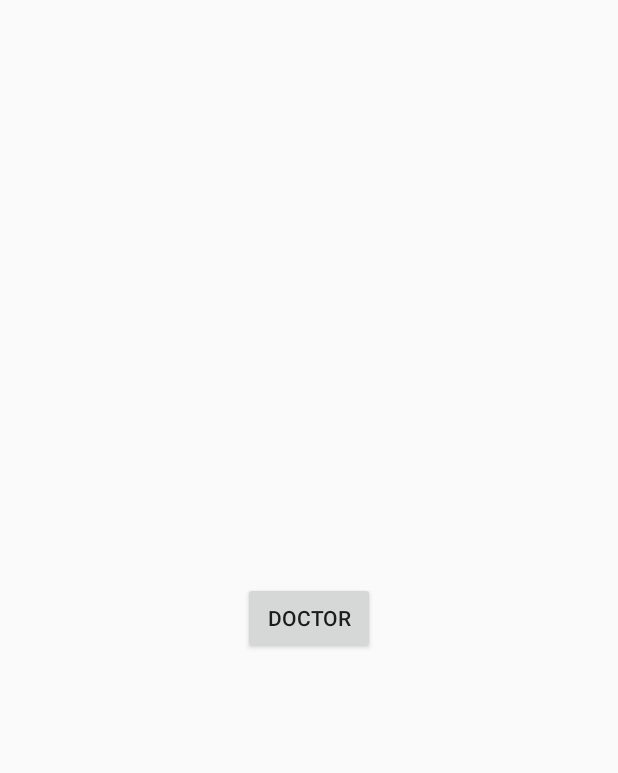
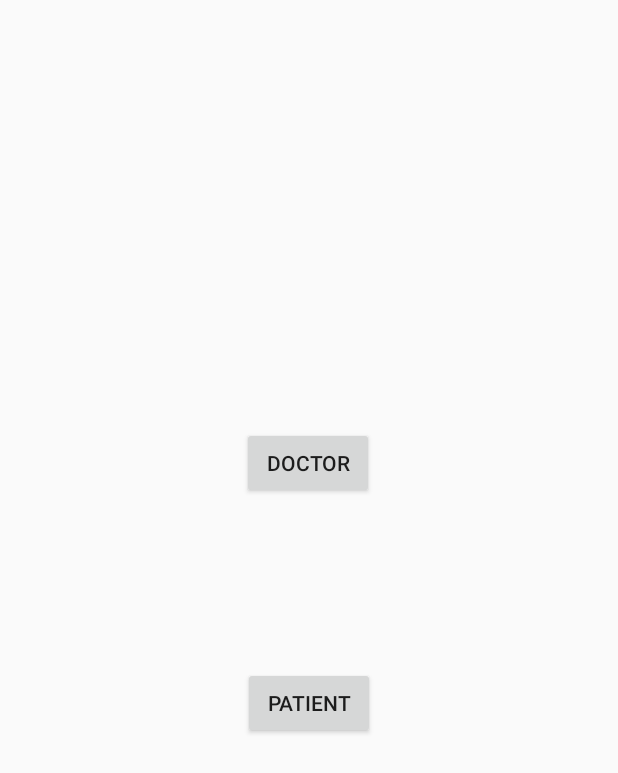
Before and after one commit to ob-taka/MAD-Assigment, an Android app: the screen it shows after launch (MainActivity), on a phone screen of 412 x 824 dp. Shown: the top 773 px of the screen. Run offline under Robolectric (Android 15) with nearby library versions, the phone set to English and light mode, and no system bars.

Commit message:
Doctor Home and Patient Home button

```diff
--- a/app/src/main/java/com/example/mad_assigment/MainActivity.java
+++ b/app/src/main/java/com/example/mad_assigment/MainActivity.java
@@ -18,8 +18,17 @@ public class MainActivity extends AppCompatActivity {
         //this.getWindow().setFlags(WindowManager.LayoutParams.FLAG_FULLSCREEN, WindowManager.LayoutParams.FLAG_FULLSCREEN);
         setContentView(R.layout.activity_main);
         Button button = findViewById(R.id.button);
+        Button button2 = findViewById(R.id.button2);
 
 
+
+        button2.setOnClickListener(new View.OnClickListener() {
+            @Override
+            public void onClick(View v) {
+                Intent intent = new Intent(getApplicationContext(), User_home.class);
+                startActivity(intent);
+            }
+        });
         button.setOnClickListener(new View.OnClickListener() {
             @Override
             public void onClick(View v) {
--- a/app/src/main/res/layout/activity_main.xml
+++ b/app/src/main/res/layout/activity_main.xml
@@ -13,6 +13,19 @@
         android:text="Doctor"
         app:layout_constraintBottom_toBottomOf="parent"
         app:layout_constraintEnd_toEndOf="parent"
+        app:layout_constraintHorizontal_bias="0.498"
         app:layout_constraintStart_toStartOf="parent"
-        app:layout_constraintTop_toTopOf="parent" />
+        app:layout_constraintTop_toTopOf="parent"
+        app:layout_constraintVertical_bias="0.367" />
+
+    <Button
+        android:id="@+id/button2"
+        android:layout_width="wrap_content"
+        android:layout_height="wrap_content"
+        android:text="Patient"
+        app:layout_constraintBottom_toBottomOf="parent"
+        app:layout_constraintEnd_toEndOf="parent"
+        app:layout_constraintStart_toStartOf="parent"
+        app:layout_constraintTop_toBottomOf="@+id/button"
+        app:layout_constraintVertical_bias="0.252" />
 </androidx.constraintlayout.widget.ConstraintLayout>
```
